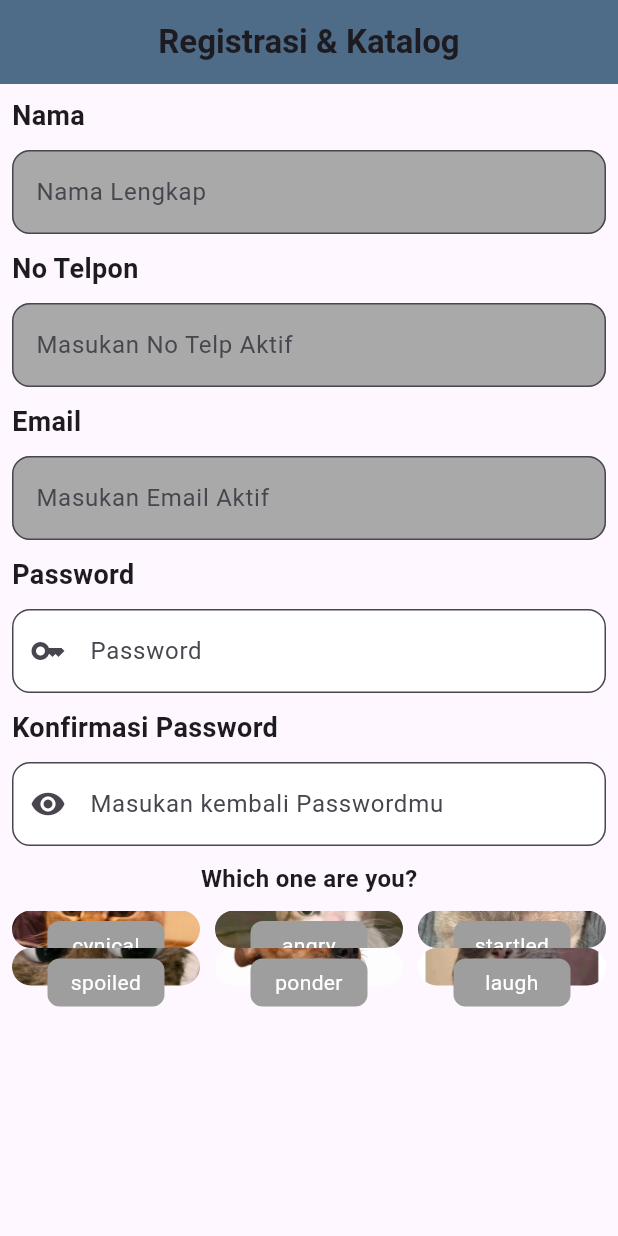
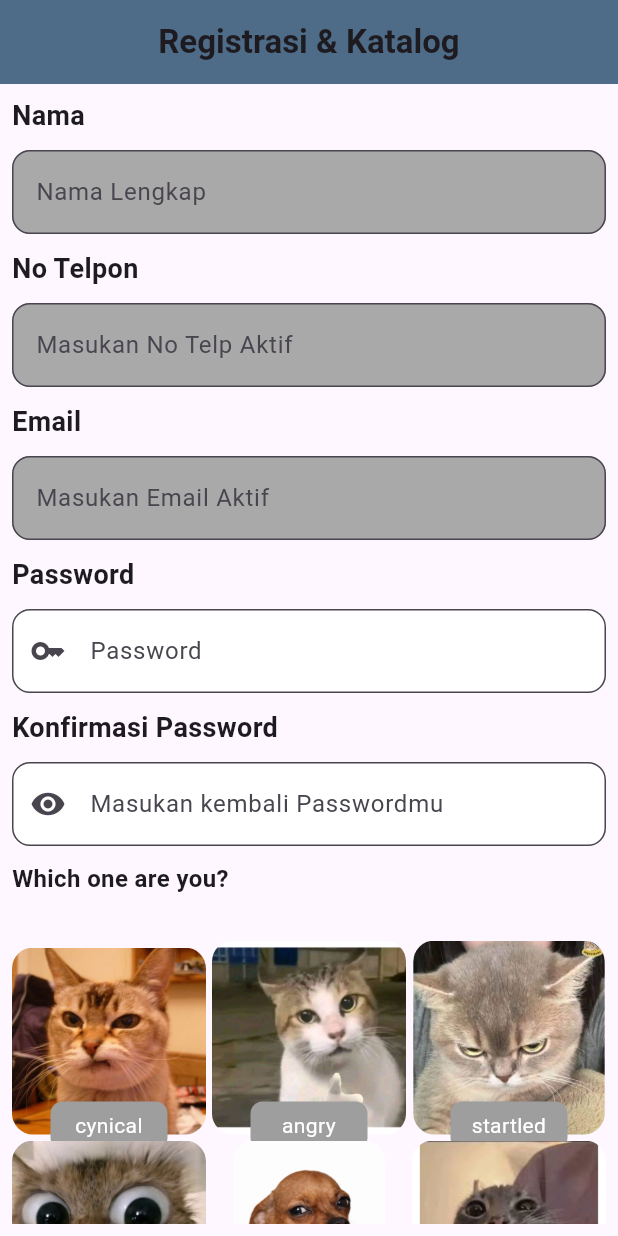
Before and after one commit to Raniaananda14/belajarflutter, a Flutter app: the screen it shows after launch, on a phone screen of 412 x 824 dp. Run offline on Flutter 3.47's test engine with Material 3 defaults, Android fonts, the phone set to English and light mode, and no system bars.

Commit message:
tugas3flutter

```diff
--- a/lib/Day_10/flutter_widget3.dart
+++ b/lib/Day_10/flutter_widget3.dart
@@ -19,7 +19,6 @@ class Flutter3 extends StatelessWidget {
       body: Padding(
         padding: EdgeInsets.all(8),
         child: SingleChildScrollView(
-          physics: BouncingScrollPhysics(),
           child: Column(
             crossAxisAlignment: CrossAxisAlignment.start,
             spacing: 10,
@@ -122,8 +121,6 @@ class Flutter3 extends StatelessWidget {
               ),
 
               // Katalog
-              Column(
-                children: [
               Text(
                 "Which one are you?",
                 style: TextStyle(fontWeight: FontWeight.bold, fontSize: 16),
@@ -131,11 +128,15 @@ class Flutter3 extends StatelessWidget {
               SizedBox(height: 10),
 
               GridView.count(
+
+                // padding: EdgeInsets.only(top: 18),
                 physics: NeverScrollableScrollPhysics(),
                 shrinkWrap: true,
                 crossAxisCount: 3,
-                    mainAxisExtent: 25,
-                    crossAxisSpacing: 10,
+              mainAxisSpacing: 4,
+                // mainAxisExtent: 4,
+                crossAxisSpacing: 4,clipBehavior: Clip.none,
+
                 children: [
                   aboutYou("1.jpg", "cynical"),
                   aboutYou("2.webp", "angry"),
@@ -143,8 +144,6 @@ class Flutter3 extends StatelessWidget {
                   aboutYou("4.jpg", "spoiled"),
                   aboutYou("5.jpg", "ponder"),
                   aboutYou("6.webp", "laugh"),
-                    ],
-                  )
                 ],
               )
             ]
@@ -155,22 +154,17 @@ class Flutter3 extends StatelessWidget {
   }
 }
 
-Stack aboutYou(String namaImg, String textLabel){
+Widget aboutYou(String namaImg, String textLabel){
   return Stack(
     alignment: AlignmentGeometry.bottomCenter, clipBehavior: Clip.none,
     children: [
-      SizedBox(
-        height: double.infinity,
-        width: double.infinity,
-
-        child: ClipRRect(
+      ClipRRect(
         borderRadius: BorderRadiusGeometry.circular(14),
         child:
         Image.asset("assets/images/$namaImg", fit: BoxFit.cover),
       ),
-      ),
       Positioned(
-        bottom: -14,
+        bottom: -10,
         child: Container(
           padding: EdgeInsets.all(6),
           width: 78,
```
Lines whose indentation alone changed are shown as unchanged.
